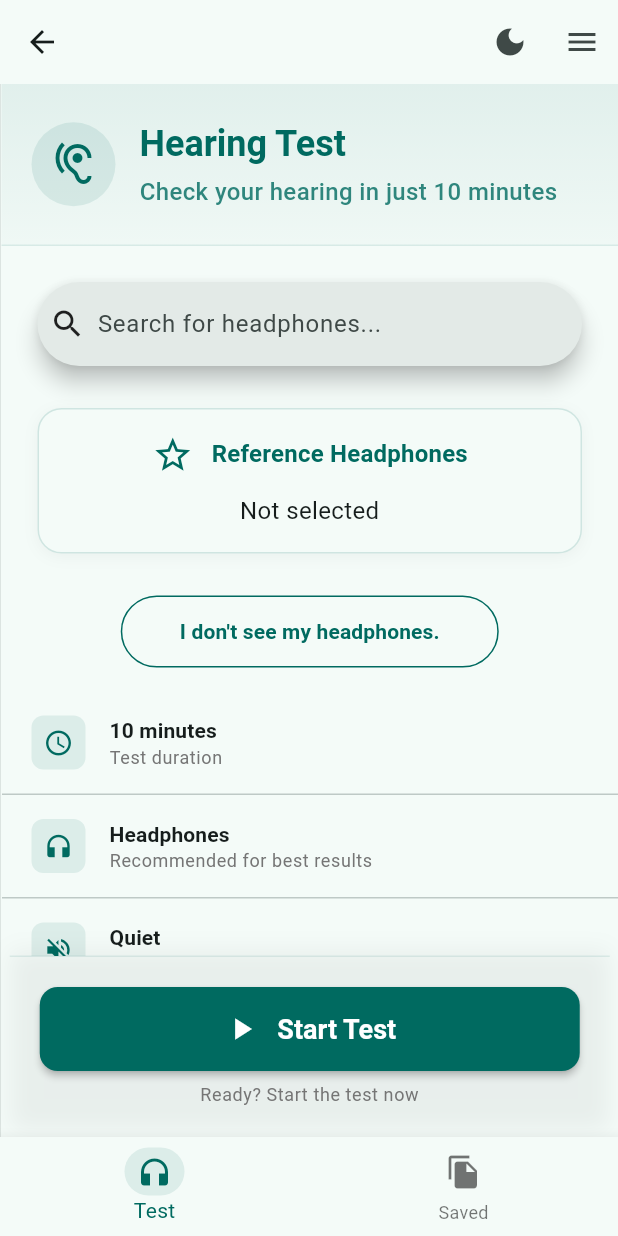
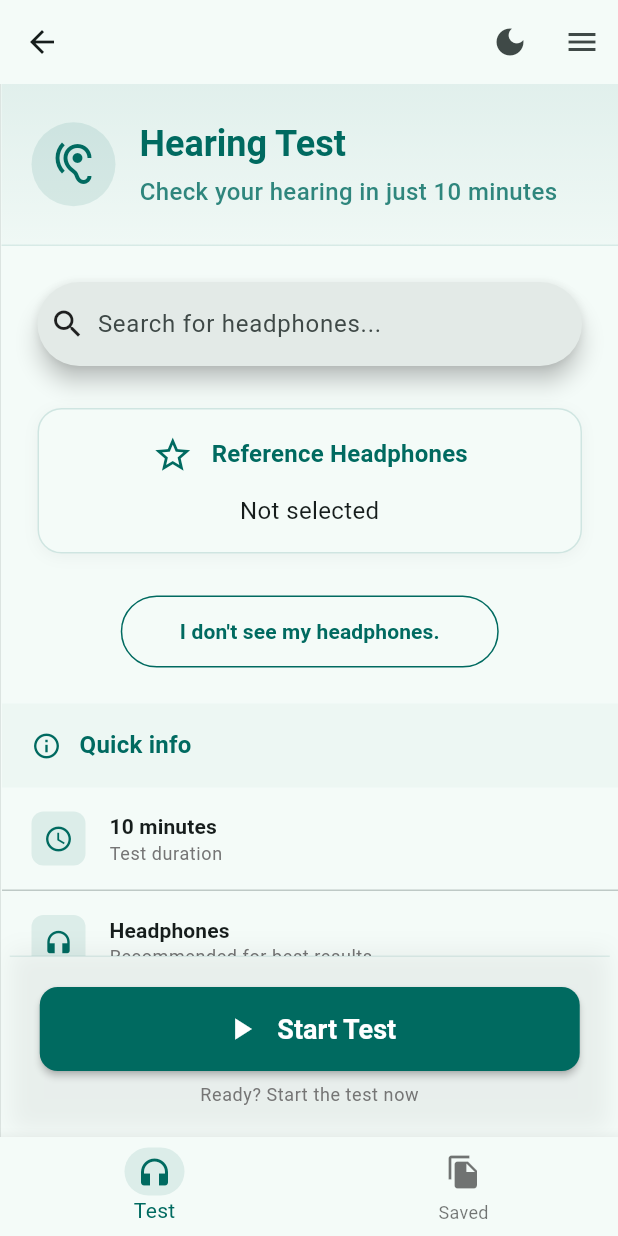
Before and after one commit to HearMate/hear-mate-app, a Flutter app: the screen it shows after launch, after a tap on "Audio Test Module", on a phone screen of 412 x 824 dp. Run offline on Flutter 3.47's test engine with Material 3 defaults, Android fonts, the phone set to English and light mode, and no system bars; our stand-ins replace audioplayers, bloc, equatable, file_picker, fl_chart, flutter_bloc and 5 more; accounts and stored records are empty; generated files the repository leaves out were written again.

Commit message:
Increase spacing between buttons and add "Quick info" section header in hearing test welcome screen.
Signed-off-by: Michał Tarnowski <michal.tarnowski03@gmail.com>

```diff
--- a/lib/modules/hearing_test/screens/hearing_test_welcome_page/hearing_test_welcome_page.dart
+++ b/lib/modules/hearing_test/screens/hearing_test_welcome_page/hearing_test_welcome_page.dart
@@ -132,7 +132,7 @@ class HearingTestWelcomePage extends StatelessWidget {
                       ),
                       const SizedBox(height: 16),
                       _buildNoHeadphonesInDatabaseButton(context, l10n),
-                      const SizedBox(height: 16),
+                      const SizedBox(height: 24),
                       _buildQuickInfoCards(theme, l10n),
                       const SizedBox(height: 16),
                       _buildInstructions(theme, l10n),
@@ -356,6 +356,11 @@ class HearingTestWelcomePage extends StatelessWidget {
   Widget _buildQuickInfoCards(ThemeData theme, AppLocalizations l10n) {
     return Column(
       children: [
+        SectionHeader(
+          icon: Icons.info_outline,
+          title: "Quick info",
+          theme: theme,
+        ),
         QuickInfoCard(
           icon: Icons.schedule,
           title: l10n.test_tab_test_time_value,
```
